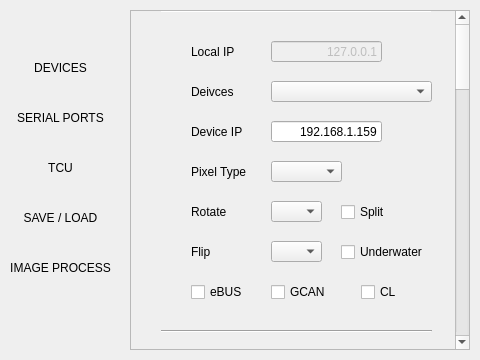
Old version of the form src/visual/preferences.ui in the repository yilp7/img_proc_demo.
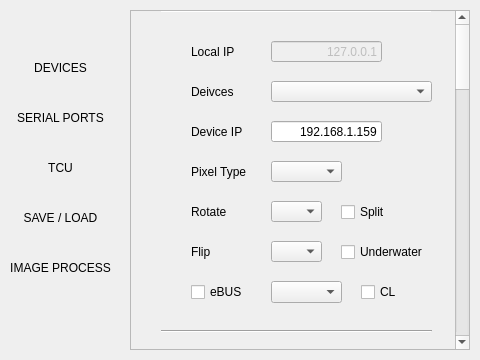
New version of the form. Custom widgets are drawn as their Qt base class.

Diff of the .ui file:
```diff
--- a/src/visual/preferences.ui
+++ b/src/visual/preferences.ui
@@ -793,7 +793,7 @@
        <string>Rotate</string>
       </property>
      </widget>
-     <widget class="QCheckBox" name="GCAN_CHK">
+     <widget class="QComboBox" name="PTZ_TYPE_LIST">
       <property name="geometry">
        <rect>
         <x>120</x>
@@ -802,9 +802,6 @@
         <height>22</height>
        </rect>
       </property>
-      <property name="text">
-       <string>GCAN</string>
-      </property>
      </widget>
     </widget>
     <widget class="QFrame" name="SERIAL_PORTS_GRP">
```
